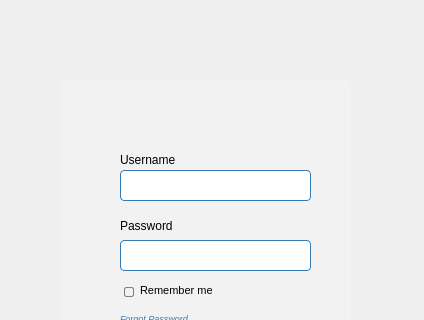
This is teacherlg.ui in leothii/ASES as Qt 5 draws it before an edit; both pictures show x 0 to 424 and y 140 to 460 of the 424 by 800 pixel window. The edited form follows.
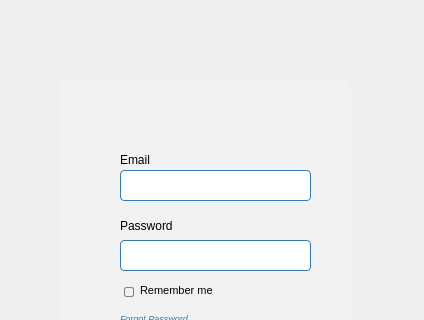
This is the edited form.

Patch:
```diff
--- a/teacherlg.ui
+++ b/teacherlg.ui
@@ -164,7 +164,7 @@
       <rect>
        <x>60</x>
        <y>70</y>
-       <width>63</width>
+       <width>81</width>
        <height>20</height>
       </rect>
      </property>
@@ -172,7 +172,7 @@
       <string notr="true">color: rgb(0, 0, 0);</string>
      </property>
      <property name="text">
-      <string>Username</string>
+      <string>Email</string>
      </property>
     </widget>
     <widget class="QLabel" name="label_2">
```
Left out of the diff: 16 changed lines with no effect on the pictures.
